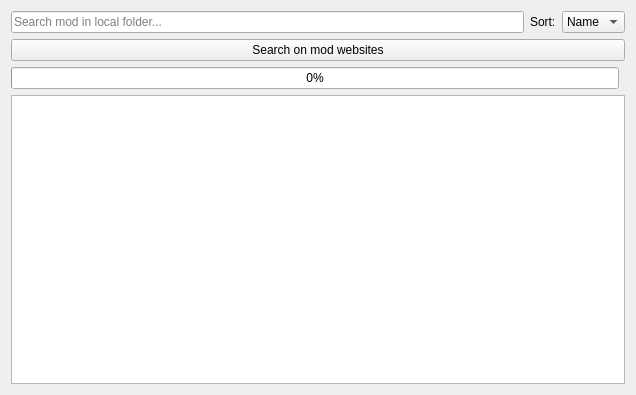
Above: src/ui/localmodbrowser.ui from kaniol-lck/modmanager before the change. Below: the same form after it.
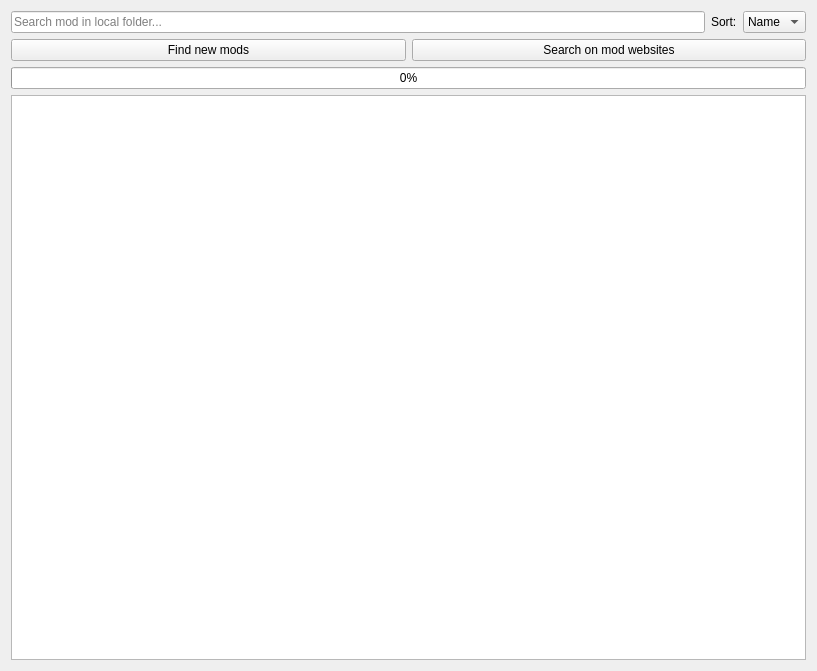
That is the form after the change. Icons and pictures are not drawn.

Commit message: add local mod button link to search new

What changed in the file:
```diff
--- a/src/ui/localmodbrowser.ui
+++ b/src/ui/localmodbrowser.ui
@@ -6,29 +6,15 @@
    <rect>
     <x>0</x>
     <y>0</y>
-    <width>636</width>
-    <height>395</height>
+    <width>817</width>
+    <height>671</height>
    </rect>
   </property>
   <property name="windowTitle">
    <string>Form</string>
   </property>
   <layout class="QGridLayout" name="gridLayout">
-   <item row="1" column="0" colspan="2">
-    <widget class="QPushButton" name="checkUpdatesButton">
-     <property name="text">
-      <string>Search on mod websites</string>
-     </property>
-    </widget>
-   </item>
-   <item row="3" column="0" colspan="2">
-    <widget class="QListWidget" name="modListWidget">
-     <property name="verticalScrollMode">
-      <enum>QAbstractItemView::ScrollPerPixel</enum>
-     </property>
-    </widget>
-   </item>
-   <item row="0" column="0" colspan="2">
+   <item row="0" column="0">
     <layout class="QHBoxLayout" name="horizontalLayout">
      <item>
       <widget class="QLineEdit" name="searchText">
@@ -68,6 +54,27 @@
      </item>
     </layout>
    </item>
+   <item row="1" column="0">
+    <layout class="QHBoxLayout" name="horizontalLayout_2">
+     <item>
+      <widget class="QPushButton" name="findnewButton">
+       <property name="text">
+        <string>Find new mods</string>
+       </property>
+       <property name="icon">
+        <iconset theme="search"/>
+       </property>
+      </widget>
+     </item>
+     <item>
+      <widget class="QPushButton" name="checkUpdatesButton">
+       <property name="text">
+        <string>Search on mod websites</string>
+       </property>
+      </widget>
+     </item>
+    </layout>
+   </item>
    <item row="2" column="0">
     <widget class="QProgressBar" name="checkUpdatesProgress">
      <property name="value">
@@ -75,6 +82,13 @@
      </property>
     </widget>
    </item>
+   <item row="3" column="0">
+    <widget class="QListWidget" name="modListWidget">
+     <property name="verticalScrollMode">
+      <enum>QAbstractItemView::ScrollPerPixel</enum>
+     </property>
+    </widget>
+   </item>
   </layout>
  </widget>
  <resources/>
```
The commit also changes 20 other files.
